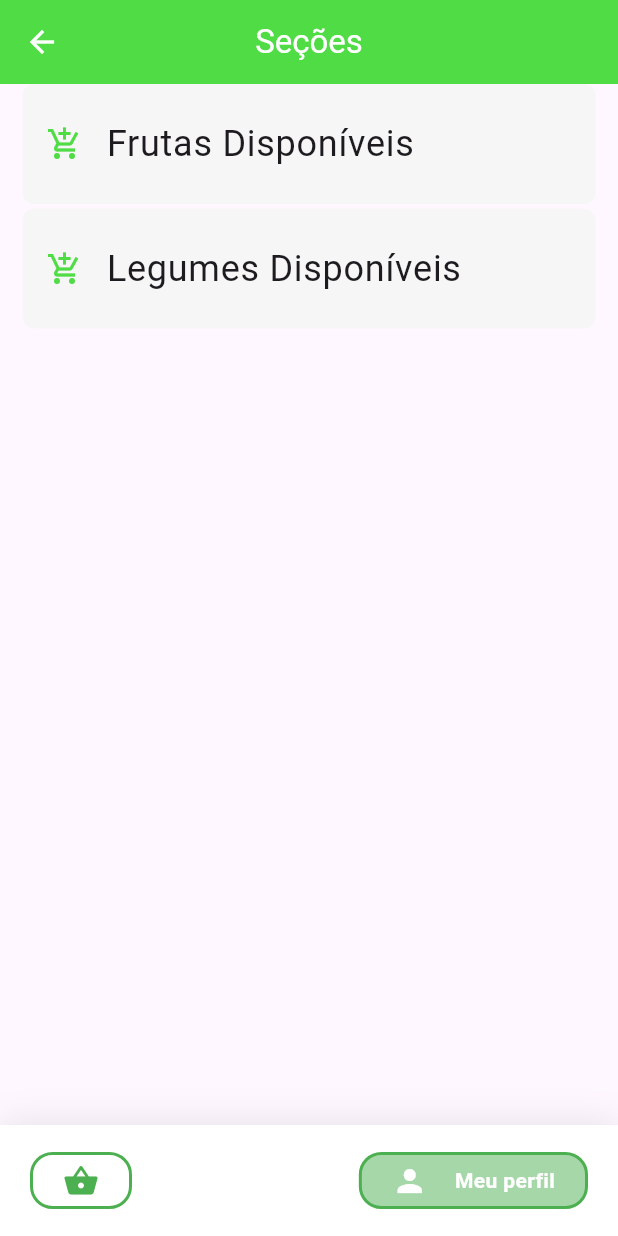
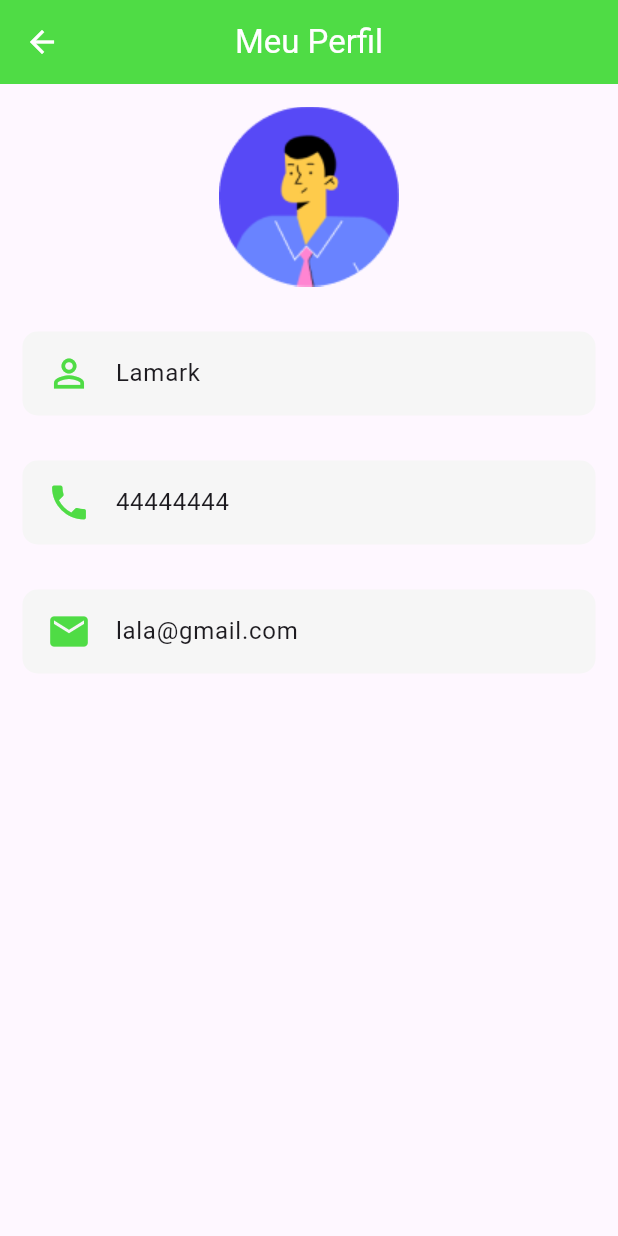
Before and after one commit to Lamarkes/flutter-catolicafruit, a Flutter app: the HomePage screen opened directly, item 2 of the bottom bar chosen, on a phone screen of 412 x 824 dp. Run offline on Flutter 3.47's test engine with Material 3 defaults, Android fonts, the phone set to English and light mode, and no system bars; drawn by our look-alikes of google_nav_bar; our stand-ins replace shared_preferences; accounts and stored records are empty.

Commit message:
add Perfil page and fale conosco page

```diff
--- /dev/null
+++ b/app_catolicafruit/lib/models/usuario_modelo.dart
@@ -0,0 +1,16 @@
+class Usuario {
+  String? nome;
+  String? email;
+  String? telefone;
+
+  Usuario({
+    required this.nome,
+    required this.email,
+    required this.telefone,
+  });
+
+  @override
+  String toString() {
+    return "{Usuario: nome=$nome}";
+  }
+}
--- a/app_catolicafruit/lib/pages/home_page.dart
+++ b/app_catolicafruit/lib/pages/home_page.dart
@@ -1,6 +1,6 @@
 import 'package:app_catolicafruit/models/frutas_modelo.dart';
 import 'package:app_catolicafruit/models/legumes_modelo.dart';
-import 'package:app_catolicafruit/pages/info_sec_page.dart';
+import 'package:app_catolicafruit/pages/perfil_page.dart';
 import 'package:app_catolicafruit/shared/comp.dart';
 import 'package:flutter/material.dart';
 import 'package:google_nav_bar/google_nav_bar.dart';
@@ -108,7 +108,7 @@ class _HomePageState extends State<HomePage> {
             color: Colors.green, // Alterado para branco
             activeColor: Colors.white, // Alterado para verde
             iconSize: 24,
-            tabBackgroundColor: Colors.green.withOpacity(1.5),
+            tabBackgroundColor: Colors.green,
             padding: EdgeInsets.symmetric(horizontal: 20, vertical: 5),
             tabs: [
               GButton(
@@ -119,6 +119,9 @@ class _HomePageState extends State<HomePage> {
               GButton(
                 icon: Icons.person,
                 text: 'Meu perfil',
+                onPressed: (){
+                  Navigator.push(context, MaterialPageRoute(builder: (context) => PerfilPage()));
+                },
               ),
             ],
             selectedIndex: _indiceAtual,
--- a/app_catolicafruit/lib/pages/login_page.dart
+++ b/app_catolicafruit/lib/pages/login_page.dart
@@ -1,4 +1,5 @@
 import 'package:app_catolicafruit/pages/criar_conta_page.dart';
+import 'package:app_catolicafruit/pages/fale_conosco_page.dart';
 import 'package:app_catolicafruit/pages/home_page.dart';
 import 'package:flutter/material.dart';
 import 'package:app_catolicafruit/shared/comp.dart';
@@ -123,7 +124,7 @@ class _LoginPageState extends State<LoginPage> {
                 Navigator.push(
                   context,
                   MaterialPageRoute(
-                      builder: (context) => const CriarContaPage()),
+                      builder: (context) => const FaleConoscoPage()),
                 );
               },
               child: Text(
--- /dev/null
+++ b/app_catolicafruit/lib/pages/perfil_page.dart
@@ -0,0 +1,85 @@
+import 'package:app_catolicafruit/models/usuario_modelo.dart';
+import 'package:flutter/material.dart';
+import 'package:app_catolicafruit/shared/comp.dart';
+import 'package:shared_preferences/shared_preferences.dart';
+
+class PerfilPage extends StatelessWidget {
+  PerfilPage({super.key});
+
+  Usuario usuario =
+      Usuario(nome: "Lamark", email: "lala@gmail.com", telefone: "44444444");
+
+  @override
+  Widget build(BuildContext context) {
+    return Scaffold(
+      appBar: AppBar(
+        leading: IconButton(
+          icon: Icon(
+            Icons.arrow_back,
+            color: Colors.white,
+          ),
+          onPressed: () {
+            Navigator.pop(context);
+          },
+        ),
+        backgroundColor: Comp().corPrincipal,
+        title: Text(
+          "Meu Perfil",
+          style: TextStyle(color: Colors.white),
+        ),
+        centerTitle: true,
+      ),
+      body: Center(
+        child: Column(
+          mainAxisAlignment: MainAxisAlignment.start,
+          children: [
+            Image.asset('images/img_perfil.png', width: 270, height: 150),
+            Padding(
+              padding: EdgeInsets.all(15),
+              child: ListTile(
+                leading: Icon(
+                  Icons.person_outline,
+                  color: Comp().corPrincipal,
+                  size: 30,
+                ),
+                shape: RoundedRectangleBorder(
+                    borderRadius: BorderRadius.circular(10)),
+                tileColor: Color.fromRGBO(246, 246, 246, 1),
+                title: Text('${usuario.nome}'),
+              ),
+            ),
+            Padding(
+              padding: EdgeInsets.all(15),
+              child: ListTile(
+                leading: Icon(
+                  Icons.phone,
+                  color: Comp().corPrincipal,
+                  size: 30,
+                ),
+                shape: RoundedRectangleBorder(
+                    borderRadius: BorderRadius.circular(10)),
+                tileColor: Color.fromRGBO(246, 246, 246, 1),
+                title: Text('${usuario.telefone}'),
+              ),
+            ),
+            Padding(
+              padding: EdgeInsets.all(15),
+              child: ListTile(
+                leading: Icon(
+                  Icons.email,
+                  color: Comp().corPrincipal,
+                  size: 30,
+                ),
+                shape: RoundedRectangleBorder(
+                    borderRadius: BorderRadius.circular(10)),
+                tileColor: Color.fromRGBO(246, 246, 246, 1),
+                title: Text('${usuario.email}'),
+              ),
+            ),
+
+          ],
+        ),
+      ),
+    );
+  }
+}
--- a/app_catolicafruit/pubspec.yaml
+++ b/app_catolicafruit/pubspec.yaml
@@ -52,3 +52,4 @@ flutter:
 
   assets:
     - images/logoPrincipal.png
+    - images/img_perfil.png
```
Also changed, not shown: app_catolicafruit/lib/pages/criar_conta_page.dart (+8 -1 lines), app_catolicafruit/lib/pages/fale_conosco_page.dart (added, +105 -0 lines), app_catolicafruit/lib/pages/info_sec_page.dart (deleted, +0 -19 lines), app_catolicafruit/lib/pages/mensagem_enviada_page.dart (added, +47 -0 lines), app_catolicafruit/images/img_perfil.png (added), app_catolicafruit/pubspec.lock.
